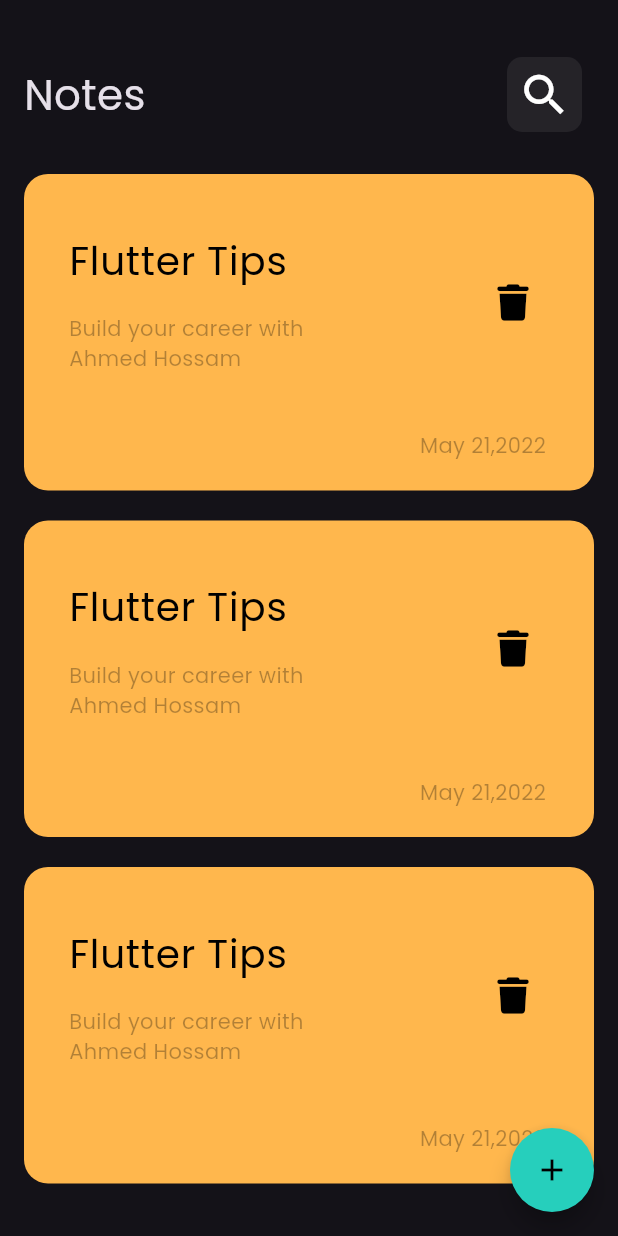
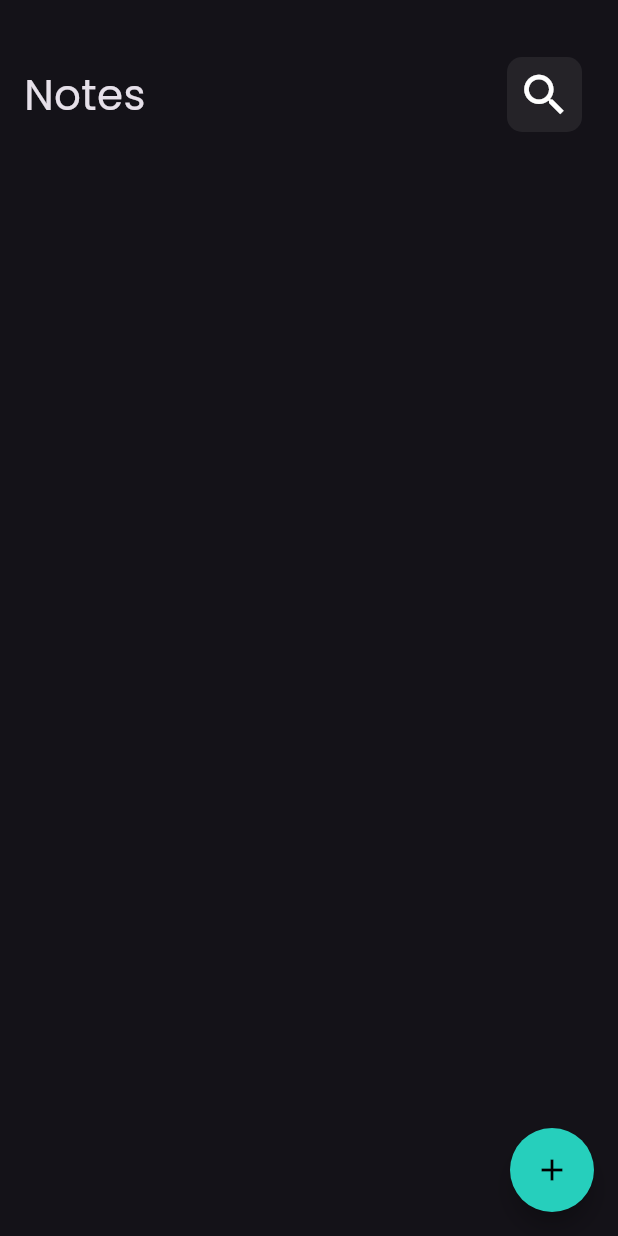
Before and after one commit to AhmedHossamEissa1/notes_app, a Flutter app: the screen it shows after launch, on a phone screen of 412 x 824 dp. Run offline on Flutter 3.47's test engine with Material 3 defaults, Android fonts, the phone set to English and light mode, and no system bars; our stand-ins replace bloc, flutter_bloc, font_awesome_flutter, hive, hive_flutter, modal_progress_hud_nsn; accounts and stored records are empty.

Commit message:
display data

```diff
--- /dev/null
+++ b/lib/Cubets/notes_cubit/notes_cubit.dart
@@ -0,0 +1,19 @@
+import 'package:bloc/bloc.dart';
+import 'package:hive/hive.dart';
+import 'package:meta/meta.dart';
+import 'package:notes_app/Models/note_model.dart';
+import 'package:notes_app/constants.dart';
+
+part 'notes_state.dart';
+
+class NotesCubit extends Cubit<NotesState> {
+  NotesCubit() : super(NotesInitial());
+
+  List<NoteModel>? notes;
+  getAllNotes() {
+
+    // await Future.delayed(Duration(seconds: 1));
+    var box = Hive.box<NoteModel>(kNoteBox);
+    notes = box.values.toList();
+  }
+}
--- /dev/null
+++ b/lib/Cubets/notes_cubit/notes_state.dart
@@ -0,0 +1,6 @@
+part of 'notes_cubit.dart';
+
+@immutable
+abstract class NotesState {}
+
+final class NotesInitial extends NotesState {}
--- a/lib/Views/notes_view.dart
+++ b/lib/Views/notes_view.dart
@@ -1,10 +1,23 @@
 import 'package:flutter/material.dart';
+import 'package:flutter_bloc/flutter_bloc.dart';
+import 'package:notes_app/Cubets/notes_cubit/notes_cubit.dart';
 import 'package:notes_app/Widgets/Custom_Appbar.dart';
 import 'package:notes_app/Widgets/Custom_Bottom_Sheet.dart';
 import 'package:notes_app/Widgets/Custom_listView.dart';
 
-class NotesView extends StatelessWidget {
+class NotesView extends StatefulWidget {
   const NotesView({super.key});
+
+  @override
+  State<NotesView> createState() => _NotesViewState();
+}
+
+class _NotesViewState extends State<NotesView> {
+  @override
+  void initState() {
+    BlocProvider.of<NotesCubit>(context).getAllNotes();
+    super.initState();
+  }
 
   @override
   Widget build(BuildContext context) {
--- a/lib/Widgets/Custom_listView.dart
+++ b/lib/Widgets/Custom_listView.dart
@@ -1,4 +1,7 @@
 import 'package:flutter/material.dart';
+import 'package:flutter_bloc/flutter_bloc.dart';
+import 'package:notes_app/Cubets/notes_cubit/notes_cubit.dart';
+import 'package:notes_app/Models/note_model.dart';
 import 'package:notes_app/Widgets/Custom_note_card.dart';
 
 class CustomListview extends StatelessWidget {
@@ -6,19 +9,25 @@ class CustomListview extends StatelessWidget {
 
   @override
   Widget build(BuildContext context) {
+    return BlocBuilder<NotesCubit, NotesState>(
+      builder: (context, state) {
+        List<NoteModel> notes = BlocProvider.of<NotesCubit>(context).notes!;
         return Expanded(
           child: Padding(
             padding: const EdgeInsets.symmetric(vertical: 20),
             child: ListView.builder(
+              itemCount: notes.length,
               padding: EdgeInsets.zero,
               itemBuilder: (context, index) {
                 return Padding(
                   padding: const EdgeInsets.only(bottom: 20),
-              child: CustomNoteCard(),
+                  child: CustomNoteCard(note: notes[index],),
                 );
               },
             ),
           ),
         );
+      },
+    );
   }
 }
--- a/lib/Widgets/Custom_note_card.dart
+++ b/lib/Widgets/Custom_note_card.dart
@@ -1,9 +1,11 @@
 import 'package:flutter/material.dart';
 import 'package:font_awesome_flutter/font_awesome_flutter.dart';
+import 'package:notes_app/Models/note_model.dart';
 import 'package:notes_app/Views/edit_view.dart';
 
 class CustomNoteCard extends StatelessWidget {
-  const CustomNoteCard({super.key});
+  const CustomNoteCard({super.key, required this.note});
+  final NoteModel note;
 
   @override
   Widget build(BuildContext context) {
@@ -17,14 +19,14 @@ class CustomNoteCard extends StatelessWidget {
         children: [
           Container(
             decoration: BoxDecoration(
-                color: Colors.orange.shade300,
+                color: Color(note.color),
                 borderRadius: BorderRadius.circular(16)),
             child: Column(
               crossAxisAlignment: CrossAxisAlignment.end,
               children: [
                 ListTile(
                   title: Text(
-                    "Flutter Tips",
+                    note.title,
                     style: TextStyle(color: Colors.black, fontSize: 26),
                   ),
                   contentPadding: EdgeInsets.all(30),
@@ -33,7 +35,7 @@ class CustomNoteCard extends StatelessWidget {
                   subtitle: Padding(
                     padding: const EdgeInsets.only(top: 16),
                     child: Text(
-                      "Build your career with Ahmed Hossam",
+                      note.description,
                       style: TextStyle(color: Colors.black.withOpacity(0.3)),
                     ),
                   ),
@@ -47,7 +49,7 @@ class CustomNoteCard extends StatelessWidget {
                 Padding(
                   padding: const EdgeInsets.only(right: 32, bottom: 20),
                   child: Text(
-                    "May 21,2022",
+                    note.date,
                     style: TextStyle(color: Colors.black.withOpacity(0.3)),
                   ),
                 )
--- a/lib/Widgets/add_form.dart
+++ b/lib/Widgets/add_form.dart
@@ -20,7 +20,6 @@ class _EditFormState extends State<AddForm> {
 
   String? title;
   String? description;
-
 
   @override
   Widget build(BuildContext context) {
@@ -54,7 +53,8 @@ class _EditFormState extends State<AddForm> {
                   NoteModel note = NoteModel(
                       title: title!,
                       description: description!,
-                      date: DateTime.now().toString(),
+                      date:
+                          '${DateTime.now().year.toString()}-${DateTime.now().month.toString()}-${DateTime.now().day.toString()}',
                       color: Colors.blue.value);
                   BlocProvider.of<AddNoteCubit>(context).addNote(note);
                 } else {
--- a/lib/main.dart
+++ b/lib/main.dart
@@ -2,6 +2,7 @@ import 'package:flutter/material.dart';
 import 'package:flutter_bloc/flutter_bloc.dart';
 import 'package:hive_flutter/adapters.dart';
 import 'package:notes_app/Cubets/add_note_cubit/add_note_cubit.dart';
+import 'package:notes_app/Cubets/notes_cubit/notes_cubit.dart';
 import 'package:notes_app/Models/note_model.dart';
 import 'package:notes_app/Views/notes_view.dart';
 import 'package:notes_app/constants.dart';
@@ -21,10 +22,13 @@ class myapp extends StatelessWidget {
 
   @override
   Widget build(BuildContext context) {
-    return MaterialApp(
-      theme: ThemeData(fontFamily: 'Poppins', brightness: Brightness.dark),
-      debugShowCheckedModeBanner: false,
-      home: NotesView(),
+    return BlocProvider(
+      create: (context) => NotesCubit(),
+      child: MaterialApp(
+        theme: ThemeData(fontFamily: 'Poppins', brightness: Brightness.dark),
+        debugShowCheckedModeBanner: false,
+        home: NotesView(),
+      ),
     );
   }
 }
```
Also changed, not shown: lib/Cubets/notes_cubit/notes_cubit_cubit.dart (deleted, +0 -22 lines), lib/Cubets/notes_cubit/notes_cubit_state.dart (deleted, +0 -16 lines). Lines whose indentation alone changed are shown as unchanged.
